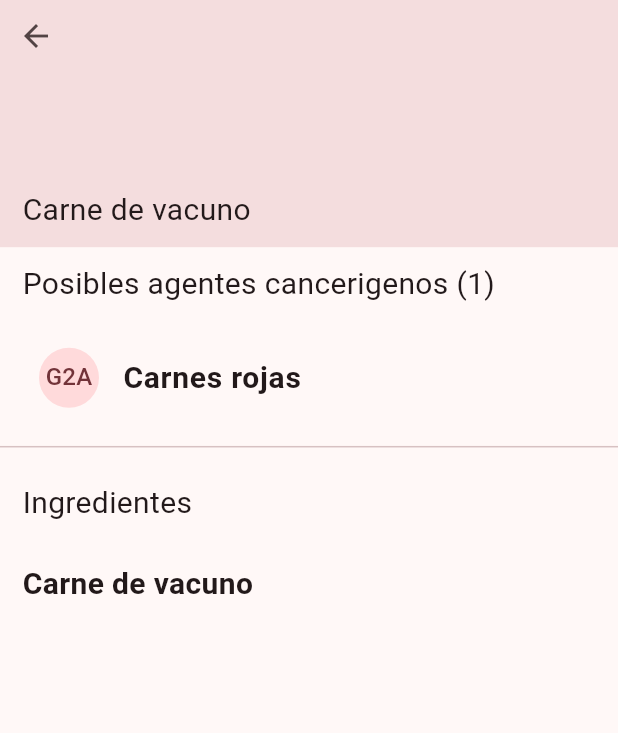
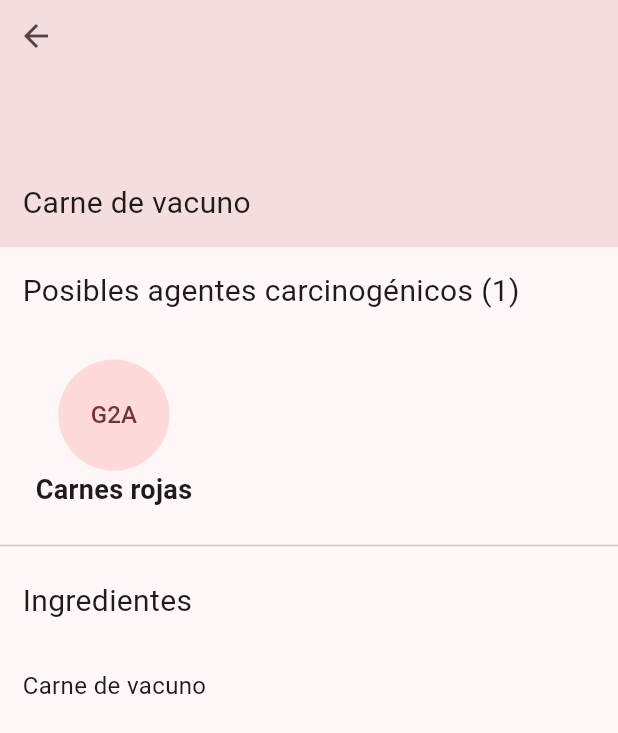
Before and after one commit to RafaelMSuarez/agentes-cancerigenos, a Flutter app: the screen it shows after launch, after a tap on "Carne de vacuno", on a phone screen of 412 x 824 dp. Shown: the top 733 px of the screen. Run offline on Flutter 3.47's test engine with Material 3 defaults, Android fonts, the phone set to English and light mode, and no system bars.

Commit message:
cambios UI - product y popup

```diff
--- a/lib/main.dart
+++ b/lib/main.dart
@@ -20,6 +20,13 @@ class MainApp extends StatelessWidget {
           seedColor: Colors.white,
           brightness: Brightness.dark,
         ),
+        pageTransitionsTheme: const PageTransitionsTheme(
+          builders: {
+            TargetPlatform.android: ZoomPageTransitionsBuilder(
+              allowEnterRouteSnapshotting: false,
+            )
+          },
+        ),
       ),
       theme: ThemeData(
         useMaterial3: true,
--- a/lib/models/product_model.dart
+++ b/lib/models/product_model.dart
@@ -47,12 +47,45 @@ class ProductApi {
     ], agents: [
       5,
       2,
+      2,
+      2,
+      2,
+      2,
+      2,
+      2,
+      2,
+
     ]),
     Product(
       id: 3,
       name: "Pechuga de Pollo",
       ingr: ["Carne de pollo"],
-    )
+    ),
+    Product(
+      id: 4,
+      name: "Pechuga de Pollo",
+      ingr: ["Carne de pollo"],
+    ),
+    Product(
+      id: 5,
+      name: "Pechuga de Pollo",
+      ingr: ["Carne de pollo"],
+    ),
+    Product(
+      id: 6,
+      name: "Pechuga de Pollo",
+      ingr: ["Carne de pollo"],
+    ),
+    Product(
+      id: 7,
+      name: "Pechuga de Pollo",
+      ingr: ["Carne de pollo"],
+    ),
+    Product(
+      id: 8,
+      name: "Pechuga de Pollo",
+      ingr: ["Carne de pollo"],
+    ),
   ];
 
   List<Product> get getProducts => products;
--- a/lib/pages/agents_page/agents_page.dart
+++ b/lib/pages/agents_page/agents_page.dart
@@ -31,6 +31,21 @@ class _AgentsPageState extends State<AgentsPage> {
     super.initState();
   }
 
+  List<Agent> agentSort() {
+    switch (cat) {
+      case 1:
+        return agents.where((element) => element.group == 1).toList();
+      case 2:
+        return agents.where((element) => element.group == 2).toList();
+      case 3:
+        return agents.where((element) => element.group == 3).toList();
+      case 4:
+        return agents.where((element) => element.group == 4).toList();
+      default:
+        return agents;
+    }
+  }
+
   @override
   Widget build(BuildContext context) {
     double alto = MediaQuery.of(context).size.height;
@@ -48,8 +63,27 @@ class _AgentsPageState extends State<AgentsPage> {
               padding: EdgeInsets.symmetric(
                   vertical: PaddingTheme.paddingDoubleVertical),
               child: Text(
-                "Categorías Agente Carcinógenos",
-                style: TitleTextStyle.secondTitle,
+                "Busque un agente",
+                style: TitleTextStyle.mainTitle,
+              ),
+            ),
+            const Padding(
+              padding: PaddingTheme.vertical,
+              child: Column(
+                children: [
+                  TextField(
+                    decoration: InputDecoration(
+                      labelText: "Buscar agente",
+                      prefixIcon: Icon(Icons.search),
+                      contentPadding: EdgeInsets.zero,
+                      border: OutlineInputBorder(
+                        borderRadius: BorderRadius.all(
+                          Radius.circular(50),
+                        ),
+                      ),
+                    ),
+                  ),
+                ],
               ),
             ),
             Padding(
@@ -84,46 +118,25 @@ class _AgentsPageState extends State<AgentsPage> {
                   bottom: PaddingTheme.paddingDoubleVertical),
               child: Text(
                 catDesc[cat],
-                style: const TextStyle(
-                    fontStyle: FontStyle.italic,
-                    fontWeight: FontWeight.bold,
-                    fontSize: 16),
+                style:
+                    const TextStyle(fontStyle: FontStyle.italic, fontSize: 16),
               ),
             ),
-            const Padding(
-              padding: PaddingTheme.vertical,
-              child: Column(
-                children: [
-                  TextField(
-                    decoration: InputDecoration(
-                      labelText: "Buscar agente",
-                      prefixIcon: Icon(Icons.search),
-                      contentPadding: EdgeInsets.zero,
-                      border: OutlineInputBorder(
-                        borderRadius: BorderRadius.all(
-                          Radius.circular(50),
-                        ),
-                      ),
-                    ),
-                  ),
-                ],
-              ),
-            ),
-            Divider(
-              height: alto * 0.03,
-              // height: 20,
-            ),
+            SizedBox(height: alto * 0.02,),
             Expanded(
               child: Material(
+                child: Scrollbar(
                   child: ListView.separated(
-                  itemCount: agents.length,
+                    itemCount: agentSort().length,
+                    padding: const EdgeInsets.only(
+                        bottom: PaddingTheme.paddingDoubleVertical),
                     separatorBuilder: (context, index) {
                       return const Divider();
                     },
                     itemBuilder: (context, index) {
                       return InkWell(
                         child: AgentCard(
-                        agent: agents[index],
+                          agent: agentSort()[index],
                         ),
                         onTap: () {
                           showModalBottomSheet(
@@ -132,7 +145,7 @@ class _AgentsPageState extends State<AgentsPage> {
                             showDragHandle: true,
                             builder: (context) {
                               return AgentPopUp(
-                              agent: agents[index],
+                                agent: agentSort()[index],
                               );
                             },
                           );
@@ -142,6 +155,7 @@ class _AgentsPageState extends State<AgentsPage> {
                   ),
                 ),
               ),
+            ),
           ],
         ),
       ),
--- a/lib/pages/agents_page/widgets/agent_popup.dart
+++ b/lib/pages/agents_page/widgets/agent_popup.dart
@@ -64,6 +64,16 @@ class AgentPopUp extends StatelessWidget {
                     subtitleTextStyle: PopUpTextStyle.subtitle,
                   ),
                   ListTile(
+                    title: const Text("Información:"),
+                    titleTextStyle: PopUpTextStyle.secondTitle,
+                    subtitle: Text(
+                      agent.addInfo == null
+                          ? "Sin información"
+                          : agent.addInfo!,
+                    ),
+                    subtitleTextStyle: PopUpTextStyle.subtitle,
+                  ),
+                  ListTile(
                     title: const Text("Volumen de publicación:"),
                     titleTextStyle: PopUpTextStyle.secondTitle,
                     subtitle: Text(agent.volumen == null
@@ -91,16 +101,6 @@ class AgentPopUp extends StatelessWidget {
                     ),
                     subtitleTextStyle: PopUpTextStyle.subtitle,
                   ),
-                  ListTile(
-                    title: const Text("Información adicional:"),
-                    titleTextStyle: PopUpTextStyle.secondTitle,
-                    subtitle: Text(
-                      agent.addInfo == null
-                          ? "Sin información"
-                          : agent.addInfo!,
-                    ),
-                    subtitleTextStyle: PopUpTextStyle.subtitle,
-                  ),
                 ],
               ),
             ),
--- a/lib/pages/home_page/home_page.dart
+++ b/lib/pages/home_page/home_page.dart
@@ -90,10 +90,12 @@ class _HomePageState extends State<HomePage> {
                 )
               ],
             ),
+            SizedBox(
+              height: alto * 0.02,
+            ),
             Expanded(
-              child: Padding(
-                padding: const EdgeInsets.only(bottom: 15),
-                child: Material(
+              child: Material(
+                child: Scrollbar(
                   child: ListView.separated(
                     itemCount: products.length,
                     separatorBuilder: (context, index) {
--- a/lib/pages/info_page/info_page.dart
+++ b/lib/pages/info_page/info_page.dart
@@ -1,4 +1,5 @@
 import 'package:flutter/material.dart';
+import 'package:flutter/widgets.dart';
 import 'package:proyecto_ubb/style/padding_style.dart';
 import 'package:proyecto_ubb/style/text_styles.dart';
 
@@ -25,6 +26,74 @@ class _InfoPageState extends State<InfoPage> {
           child: Column(
             crossAxisAlignment: CrossAxisAlignment.start,
             children: <Widget>[
+              const Padding(
+                padding: PaddingTheme.vertical,
+                child: Text(
+                  "Agentes carcinogénicos",
+                  style: TitleTextStyle.mainTitle,
+                ),
+              ),
+              const ExpansionTile(
+                expandedAlignment: Alignment.centerLeft,
+                childrenPadding: PaddingTheme.all,
+                title: Text("¿Qué es un agente carcinogénico?"),
+                children: <Text>[
+                  Text("Descripción según IARC"),
+                ],
+              ),
+              const ExpansionTile(
+                title: Text("Elementos de descripción:"),
+                expandedAlignment: Alignment.centerLeft,
+                childrenPadding: PaddingTheme.all,
+                children: [
+                  Text.rich(
+                    TextSpan(
+                      children: [
+                        TextSpan(
+                          text: "Volumen de publicación: ",
+                          style: TextStyle(fontWeight: FontWeight.bold),
+                        ),
+                        TextSpan(
+                          text:
+                              "Número de volumen publicado por IARC donde se describe el agente.",
+                        ),
+                      ],
+                    ),
+                  ),
+                  Padding(
+                    padding: PaddingTheme.vertical,
+                    child: Text.rich(
+                      TextSpan(
+                        children: [
+                          TextSpan(
+                            text: "Año de publicación: ",
+                            style: TextStyle(fontWeight: FontWeight.bold),
+                          ),
+                          TextSpan(
+                            text:
+                                "Año de último volumen publicado por IARC donde se describe el agente.",
+                          ),
+                        ],
+                      ),
+                    ),
+                  ),
+                  Text.rich(
+                    TextSpan(
+                      children: [
+                        TextSpan(
+                          text: "Año de evaluación: ",
+                          style: TextStyle(fontWeight: FontWeight.bold),
+                        ),
+                        TextSpan(
+                          text:
+                              "Año en que el equipo de evaluación de IARC evaluó el agente.",
+                        ),
+                      ],
+                    ),
+                  ),
+                ],
+              ),
+              const Divider(),
               const Padding(
                 padding: PaddingTheme.vertical,
                 child: Text(
@@ -79,24 +148,6 @@ class _InfoPageState extends State<InfoPage> {
               const Divider(
                 height: PaddingTheme.paddingDoubleVertical,
               ),
-              const Text(
-                "Descripción de agentes:",
-                style: TitleTextStyle.secondTitle,
-              ),
-              const ListTile(
-                title: Text("Volumen de publicación"),
-                subtitle: Text("Número de volumen publicado por IARC donde se describe el agente"),
-              ),
-              const ListTile(
-                title: Text("Año de publicación"),
-                subtitle: Text(
-                    "Año de último volumen publicado por IARC donde se describe el agente"),
-              ),
-              const ListTile(
-                title: Text("Año de evaluación"),
-                subtitle: Text(
-                    "Año en que el equipo de evaluación de IARC evaluó el agente"),
-              ),
               const Padding(
                 padding: PaddingTheme.vertical,
                 child: Text(
--- a/lib/pages/product_page/product_page.dart
+++ b/lib/pages/product_page/product_page.dart
@@ -1,4 +1,6 @@
+import 'package:flutter/cupertino.dart';
 import 'package:flutter/material.dart';
+import 'package:flutter/widgets.dart';
 import 'package:proyecto_ubb/models/agent_model.dart';
 import 'package:proyecto_ubb/models/product_model.dart';
 import 'package:proyecto_ubb/pages/agents_page/widgets/agent_popup.dart';
@@ -37,7 +39,6 @@ class _ProductPageState extends State<ProductPage> {
     double ancho = MediaQuery.of(context).size.width;
     return Scaffold(
       body: SafeArea(
-          child: SingleChildScrollView(
           child: Column(
         crossAxisAlignment: CrossAxisAlignment.start,
         children: [
@@ -68,26 +69,38 @@ class _ProductPageState extends State<ProductPage> {
           Padding(
             padding: PaddingTheme.all,
             child: Text(
-                "Posibles agentes cancerigenos (${(widget.product.agents == null ? "0" : widget.product.agents!.length)})",
+              "Posibles agentes carcinogénicos (${(widget.product.agents == null ? "0" : widget.product.agents!.length)})",
               style: TitleTextStyle.secondTitle,
             ),
           ),
-            Padding(
+          SizedBox(
+            height: alto * 0.16,
+            child: Padding(
               padding: const EdgeInsets.symmetric(vertical: 10),
               child: widget.product.agents == null
                   ? const Center(
                       child: Padding(
                         padding: PaddingTheme.all,
-                        child: Text("No contiene ningún agente carcinogénico :)", style: CardTextStyle.secondTitle,),
+                        child: Text(
+                          "No contiene ningún agente carcinogénico :)",
+                          style: CardTextStyle.secondTitle,
+                        ),
                       ),
                     )
                   : ListView.builder(
+                      scrollDirection: Axis.horizontal,
                       padding: const EdgeInsets.symmetric(horizontal: 10),
                       shrinkWrap: true,
                       itemCount: widget.product.agents!.length,
-                      physics: const NeverScrollableScrollPhysics(),
+                      // physics: const NeverScrollableScrollPhysics(),
                       itemBuilder: (context, index) {
-                        return ListTile(
+                        return SizedBox(
+                          // color: Colors.red,
+                          width: ancho * 0.32,
+                          child: Column(
+                            mainAxisAlignment: MainAxisAlignment.center,
+                            children: [
+                              InkWell(
                                 onTap: () {
                                   showModalBottomSheet(
                                     context: context,
@@ -101,23 +114,59 @@ class _ProductPageState extends State<ProductPage> {
                                     },
                                   );
                                 },
-                          leading: CircleAvatar(
+                                customBorder: const CircleBorder(),
+                                child: CircleAvatar(
+                                  radius: ancho * 0.09,
                                   child: Text(
                                     getGroup(widget.product.agents![index]),
                                   ),
                                 ),
-                          title: Text(
+                              ),
+                              Text(
                                 agentApi
                                     .getAgentById(widget.product.agents![index])
                                     .agent,
                                 style: CardTextStyle.mainTitle,
+                                maxLines: 1,
+                                overflow: TextOverflow.ellipsis,
+                              ),
+                            ],
                           ),
                         );
+                        // return ListTile(
+                        //   onTap: () {
+                        //     showModalBottomSheet(
+                        //       context: context,
+                        //       isScrollControlled: true,
+                        //       showDragHandle: true,
+                        //       builder: (context) {
+                        //         return AgentPopUp(
+                        //           agent: agentApi.getAgentById(
+                        //               widget.product.agents![index]),
+                        //         );
+                        //       },
+                        //     );
+                        //   },
+                        //   leading: CircleAvatar(
+                        //     child: Text(
+                        //       getGroup(widget.product.agents![index]),
+                        //     ),
+                        //   ),
+                        //   title: Text(
+                        //     agentApi
+                        //         .getAgentById(widget.product.agents![index])
+                        //         .agent,
+                        //     style: CardTextStyle.mainTitle,
+                        //   ),
+                        // );
                       },
                     ),
             ),
+          ),
           const Divider(),
-            Container(
+          Expanded(
+            flex: 3,
+            child: Container(
               alignment: Alignment.topLeft,
               child: Column(
                 crossAxisAlignment: CrossAxisAlignment.start,
@@ -129,28 +178,32 @@ class _ProductPageState extends State<ProductPage> {
                       style: TitleTextStyle.secondTitle,
                     ),
                   ),
-                  Padding(
+                  Expanded(
+                    child: Padding(
                       padding: PaddingTheme.all,
+                      child: Scrollbar(
                         child: ListView.separated(
                           shrinkWrap: true,
                           itemCount: widget.product.ingr.length,
-                      physics: const NeverScrollableScrollPhysics(),
+                          // physics: const NeverScrollableScrollPhysics(),
                           separatorBuilder: (context, index) {
                             return SizedBox(height: alto * 0.02);
                           },
                           itemBuilder: (context, index) {
                             return Text(
                               widget.product.ingr[index],
-                          style: CardTextStyle.mainTitle,
+                              style: const TextStyle(fontSize: 16),
                             );
                           },
                         ),
                       ),
+                    ),
+                  ),
                 ],
+              ),
             ),
           )
         ],
-        ),
       )),
     );
   }
--- a/lib/style/padding_style.dart
+++ b/lib/style/padding_style.dart
@@ -2,8 +2,8 @@ import 'package:flutter/material.dart';
 
 abstract class PaddingTheme {
   static const EdgeInsets horizontal = EdgeInsets.symmetric(horizontal: 15);
-  static const EdgeInsets vertical = EdgeInsets.symmetric(vertical: 10);
-  static const EdgeInsets all = EdgeInsets.symmetric(vertical: 10, horizontal: 15);
+  static const EdgeInsets vertical = EdgeInsets.symmetric(vertical: 15);
+  static const EdgeInsets all = EdgeInsets.symmetric(vertical: 15, horizontal: 15);
   static const double paddingDoubleHorizontal = 15;
   static const double paddingDoubleVertical = 10;
 }
--- a/lib/style/text_styles.dart
+++ b/lib/style/text_styles.dart
@@ -2,7 +2,8 @@ import 'package:flutter/material.dart';
 
 abstract class TitleTextStyle {
   static const TextStyle mainTitle = TextStyle(
-    fontSize: 25,
+    fontSize: 20,
+    fontWeight: FontWeight.bold
   );
 
   static const TextStyle secondTitle = TextStyle(
@@ -12,12 +13,12 @@ abstract class TitleTextStyle {
 
 abstract class CardTextStyle {
   static const TextStyle mainTitle = TextStyle(
-    fontSize: 20,
+    fontSize: 18,
     fontWeight: FontWeight.bold,
   );
 
   static const TextStyle secondTitle = TextStyle(
-    fontSize: 16,
+    fontSize: 14,
     fontStyle: FontStyle.italic,
     fontWeight: FontWeight.w300,
   );
@@ -25,16 +26,16 @@ abstract class CardTextStyle {
 
 abstract class PopUpTextStyle {
   static const TextStyle mainTitle = TextStyle(
-    fontSize: 30,
+    fontSize: 25,
     fontWeight: FontWeight.bold,
   );
 
   static const TextStyle secondTitle = TextStyle(
-    fontSize: 20,
+    fontSize: 18,
   );
 
   static const TextStyle subtitle = TextStyle(
-    fontSize: 16,
+    fontSize: 15,
     fontWeight: FontWeight.w300,
     fontStyle: FontStyle.italic,
   );
```
Lines whose indentation alone changed are shown as unchanged.
